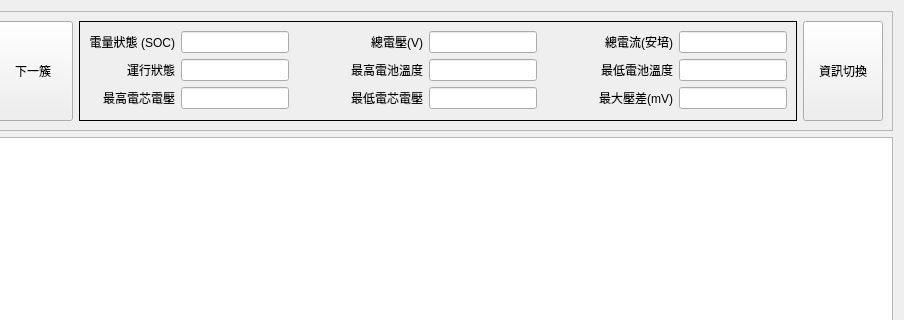
First picture: the form in frmhistoryview.ui, repository haoyi-jason/BMS_HY01_old, before the edit; both pictures show x 376 to 1280 and y 0 to 320 of the 1280 by 600 pixel window.
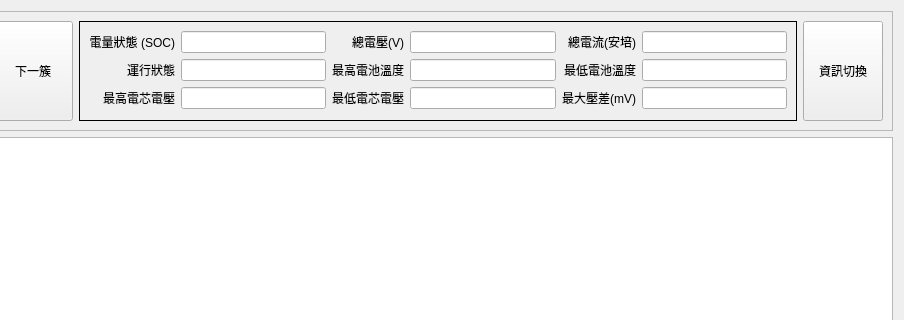
Second picture: the form after the edit.

Patch:
```diff
--- a/frmhistoryview.ui
+++ b/frmhistoryview.ui
@@ -10,6 +10,12 @@
     <height>600</height>
    </rect>
   </property>
+  <property name="maximumSize">
+   <size>
+    <width>1280</width>
+    <height>16777215</height>
+   </size>
+  </property>
   <property name="windowTitle">
    <string>Form</string>
   </property>
@@ -83,6 +89,20 @@
         </property>
         <widget class="QWidget" name="page">
          <layout class="QGridLayout" name="gridLayout_2">
+          <item row="0" column="5">
+           <widget class="QLineEdit" name="le_current">
+            <property name="alignment">
+             <set>Qt::AlignRight|Qt::AlignTrailing|Qt::AlignVCenter</set>
+            </property>
+           </widget>
+          </item>
+          <item row="1" column="5">
+           <widget class="QLineEdit" name="le_minTemp">
+            <property name="alignment">
+             <set>Qt::AlignRight|Qt::AlignTrailing|Qt::AlignVCenter</set>
+            </property>
+           </widget>
+          </item>
           <item row="2" column="0">
            <widget class="QLabel" name="label_3">
             <property name="text">
@@ -93,85 +113,6 @@
             </property>
            </widget>
           </item>
-          <item row="0" column="1">
-           <widget class="QLineEdit" name="leSOC">
-            <property name="alignment">
-             <set>Qt::AlignRight|Qt::AlignTrailing|Qt::AlignVCenter</set>
-            </property>
-           </widget>
-          </item>
-          <item row="1" column="3">
-           <widget class="QLabel" name="label_6">
-            <property name="text">
-             <string>最高電池溫度</string>
-            </property>
-            <property name="alignment">
-             <set>Qt::AlignRight|Qt::AlignTrailing|Qt::AlignVCenter</set>
-            </property>
-           </widget>
-          </item>
-          <item row="1" column="6">
-           <widget class="QLabel" name="label_8">
-            <property name="text">
-             <string>最低電池溫度</string>
-            </property>
-            <property name="alignment">
-             <set>Qt::AlignRight|Qt::AlignTrailing|Qt::AlignVCenter</set>
-            </property>
-           </widget>
-          </item>
-          <item row="2" column="7">
-           <widget class="QLineEdit" name="le_maxDiff">
-            <property name="alignment">
-             <set>Qt::AlignRight|Qt::AlignTrailing|Qt::AlignVCenter</set>
-            </property>
-           </widget>
-          </item>
-          <item row="2" column="1">
-           <widget class="QLineEdit" name="leMaxCellVoltage">
-            <property name="alignment">
-             <set>Qt::AlignRight|Qt::AlignTrailing|Qt::AlignVCenter</set>
-            </property>
-           </widget>
-          </item>
-          <item row="2" column="3">
-           <widget class="QLabel" name="label_5">
-            <property name="text">
-             <string>最低電芯電壓</string>
-            </property>
-            <property name="alignment">
-             <set>Qt::AlignRight|Qt::AlignTrailing|Qt::AlignVCenter</set>
-            </property>
-           </widget>
-          </item>
-          <item row="1" column="7">
-           <widget class="QLineEdit" name="le_minTemp">
-            <property name="alignment">
-             <set>Qt::AlignRight|Qt::AlignTrailing|Qt::AlignVCenter</set>
-            </property>
-           </widget>
-          </item>
-          <item row="1" column="4">
-           <widget class="QLineEdit" name="le_maxTemp">
-            <property name="alignment">
-             <set>Qt::AlignRight|Qt::AlignTrailing|Qt::AlignVCenter</set>
-            </property>
-           </widget>
-          </item>
-          <item row="0" column="4">
-           <widget class="QLineEdit" name="leTotalVoltage">
-            <property name="alignment">
-             <set>Qt::AlignRight|Qt::AlignTrailing|Qt::AlignVCenter</set>
-            </property>
-           </widget>
-          </item>
-          <item row="1" column="1">
-           <widget class="QLineEdit" name="leState">
-            <property name="alignment">
-             <set>Qt::AlignRight|Qt::AlignTrailing|Qt::AlignVCenter</set>
-            </property>
-           </widget>
-          </item>
           <item row="1" column="0">
            <widget class="QLabel" name="label_2">
             <property name="text">
@@ -182,7 +123,48 @@
             </property>
            </widget>
           </item>
-          <item row="2" column="6">
+          <item row="2" column="1">
+           <widget class="QLineEdit" name="leMaxCellVoltage">
+            <property name="alignment">
+             <set>Qt::AlignRight|Qt::AlignTrailing|Qt::AlignVCenter</set>
+            </property>
+           </widget>
+          </item>
+          <item row="0" column="0">
+           <widget class="QLabel" name="label">
+            <property name="text">
+             <string>電量狀態 (SOC)</string>
+            </property>
+            <property name="alignment">
+             <set>Qt::AlignRight|Qt::AlignTrailing|Qt::AlignVCenter</set>
+            </property>
+           </widget>
+          </item>
+          <item row="0" column="4">
+           <widget class="QLabel" name="label_7">
+            <property name="text">
+             <string>總電流(安培)</string>
+            </property>
+            <property name="alignment">
+             <set>Qt::AlignRight|Qt::AlignTrailing|Qt::AlignVCenter</set>
+            </property>
+           </widget>
+          </item>
+          <item row="2" column="5">
+           <widget class="QLineEdit" name="le_maxDiff">
+            <property name="alignment">
+             <set>Qt::AlignRight|Qt::AlignTrailing|Qt::AlignVCenter</set>
+            </property>
+           </widget>
+          </item>
+          <item row="1" column="3">
+           <widget class="QLineEdit" name="le_maxTemp">
+            <property name="alignment">
+             <set>Qt::AlignRight|Qt::AlignTrailing|Qt::AlignVCenter</set>
+            </property>
+           </widget>
+          </item>
+          <item row="2" column="4">
            <widget class="QLabel" name="label_9">
             <property name="text">
              <string>最大壓差(mV)</string>
@@ -192,7 +174,21 @@
             </property>
            </widget>
           </item>
+          <item row="2" column="3">
+           <widget class="QLineEdit" name="le_minVoltage">
+            <property name="alignment">
+             <set>Qt::AlignRight|Qt::AlignTrailing|Qt::AlignVCenter</set>
+            </property>
+           </widget>
+          </item>
           <item row="0" column="3">
+           <widget class="QLineEdit" name="leTotalVoltage">
+            <property name="alignment">
+             <set>Qt::AlignRight|Qt::AlignTrailing|Qt::AlignVCenter</set>
+            </property>
+           </widget>
+          </item>
+          <item row="0" column="2">
            <widget class="QLabel" name="label_4">
             <property name="text">
              <string>總電壓(V)</string>
@@ -202,20 +198,34 @@
             </property>
            </widget>
           </item>
-          <item row="0" column="6">
-           <widget class="QLabel" name="label_7">
+          <item row="1" column="2">
+           <widget class="QLabel" name="label_6">
             <property name="text">
-             <string>總電流(安培)</string>
+             <string>最高電池溫度</string>
             </property>
             <property name="alignment">
              <set>Qt::AlignRight|Qt::AlignTrailing|Qt::AlignVCenter</set>
             </property>
            </widget>
           </item>
-          <item row="0" column="0">
-           <widget class="QLabel" name="label">
+          <item row="0" column="1">
+           <widget class="QLineEdit" name="leSOC">
+            <property name="alignment">
+             <set>Qt::AlignRight|Qt::AlignTrailing|Qt::AlignVCenter</set>
+            </property>
+           </widget>
+          </item>
+          <item row="1" column="1">
+           <widget class="QLineEdit" name="leState">
+            <property name="alignment">
+             <set>Qt::AlignRight|Qt::AlignTrailing|Qt::AlignVCenter</set>
+            </property>
+           </widget>
+          </item>
+          <item row="1" column="4">
+           <widget class="QLabel" name="label_8">
             <property name="text">
-             <string>電量狀態 (SOC)</string>
+             <string>最低電池溫度</string>
             </property>
             <property name="alignment">
              <set>Qt::AlignRight|Qt::AlignTrailing|Qt::AlignVCenter</set>
@@ -223,45 +233,15 @@
            </widget>
           </item>
           <item row="2" column="2">
-           <spacer name="horizontalSpacer_3">
-            <property name="orientation">
-             <enum>Qt::Horizontal</enum>
+           <widget class="QLabel" name="label_5">
+            <property name="text">
+             <string>最低電芯電壓</string>
             </property>
-            <property name="sizeHint" stdset="0">
-             <size>
-              <width>40</width>
-              <height>20</height>
-             </size>
-            </property>
-           </spacer>
-          </item>
-          <item row="0" column="7">
-           <widget class="QLineEdit" name="le_current">
             <property name="alignment">
              <set>Qt::AlignRight|Qt::AlignTrailing|Qt::AlignVCenter</set>
             </property>
            </widget>
           </item>
-          <item row="2" column="4">
-           <widget class="QLineEdit" name="le_minVoltage">
-            <property name="alignment">
-             <set>Qt::AlignRight|Qt::AlignTrailing|Qt::AlignVCenter</set>
-            </property>
-           </widget>
-          </item>
-          <item row="1" column="5">
-           <spacer name="horizontalSpacer_4">
-            <property name="orientation">
-             <enum>Qt::Horizontal</enum>
-            </property>
-            <property name="sizeHint" stdset="0">
-             <size>
-              <width>40</width>
-              <height>20</height>
-             </size>
-            </property>
-           </spacer>
-          </item>
          </layout>
         </widget>
         <widget class="QWidget" name="page_2">
```
